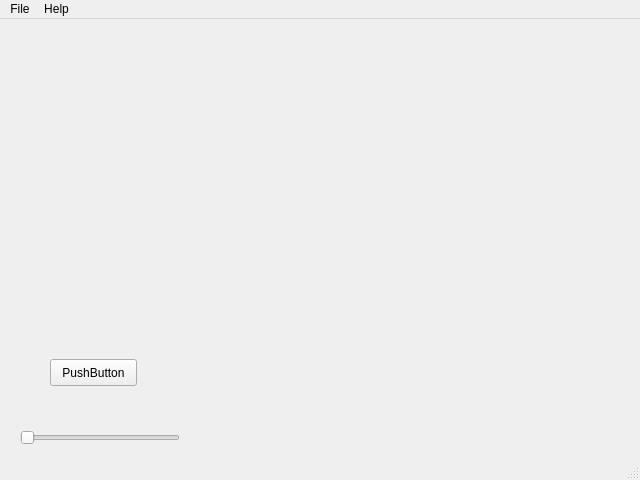
Before: the Qt Designer form control_gui.ui in dapperfu/PyQt5Scratch, drawn with Qt 5.
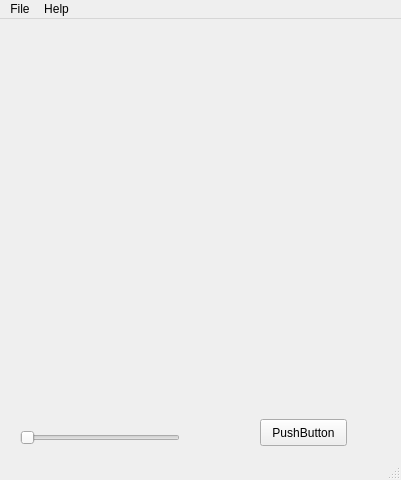
After: the same form once the commit is applied.

Commit message: Git Auto Commit: Sun Dec 11 06:07:51 EST 2016

```diff
--- a/control_gui.ui
+++ b/control_gui.ui
@@ -6,7 +6,7 @@
    <rect>
     <x>0</x>
     <y>0</y>
-    <width>640</width>
+    <width>401</width>
     <height>480</height>
    </rect>
   </property>
@@ -17,8 +17,8 @@
    <widget class="QPushButton" name="pushButton">
     <property name="geometry">
      <rect>
-      <x>50</x>
-      <y>340</y>
+      <x>260</x>
+      <y>400</y>
       <width>87</width>
       <height>27</height>
      </rect>
@@ -56,7 +56,7 @@
     <rect>
      <x>0</x>
      <y>0</y>
-     <width>640</width>
+     <width>401</width>
      <height>20</height>
     </rect>
    </property>
```
The commit also changes 2 other files.
